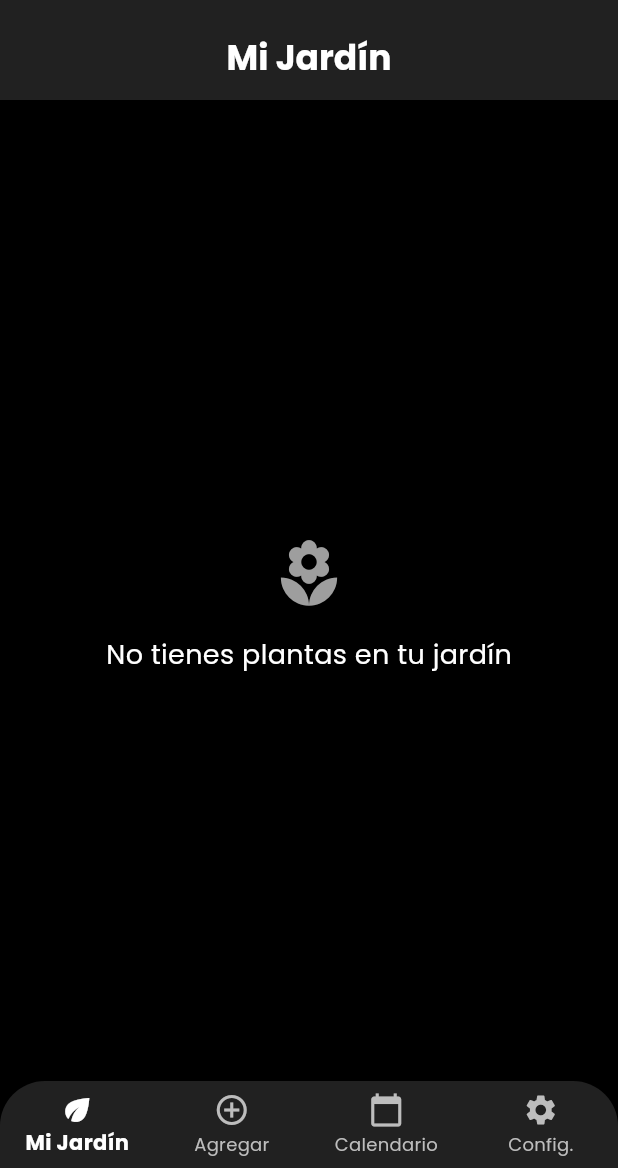
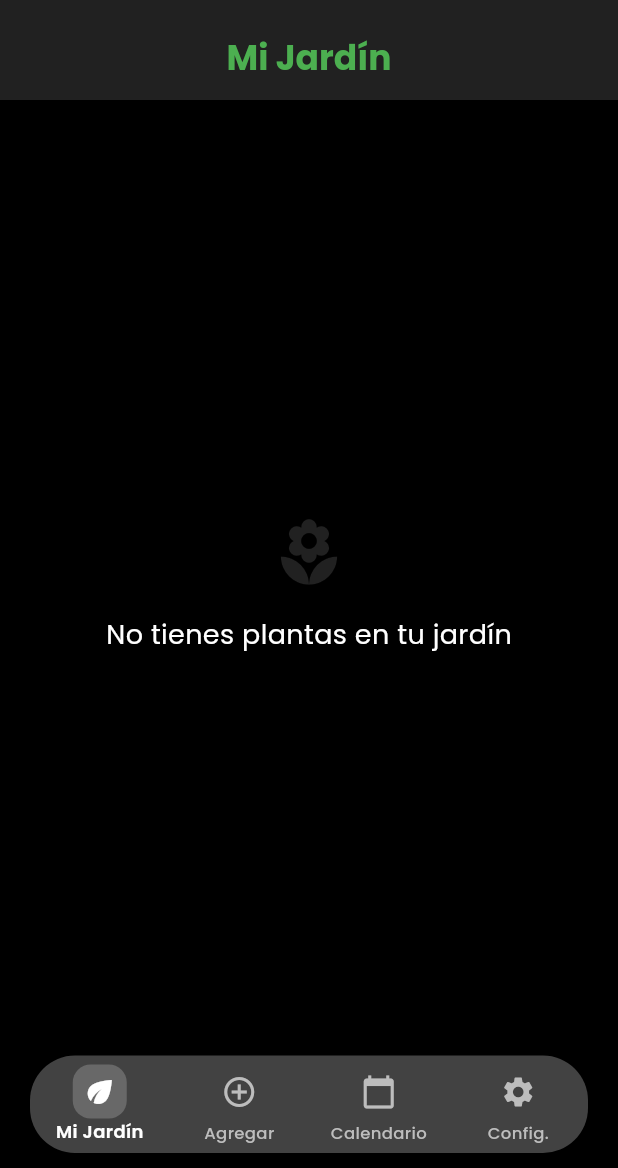
Before and after one commit to Nicolukazzz/appjardinerito, a Flutter app: the screen it shows after launch, after a tap on the "dark mode" icon, on a phone screen of 412 x 824 dp, the part 68-1236 px from its top. Run offline on Flutter 3.47's test engine with Material 3 defaults, Android fonts, the phone set to English and light mode, and no system bars; our stand-ins replace firebase_core, firebase_database, flutter_blue_plus, google_fonts, permission_handler, shared_preferences and 1 more; accounts and stored records are empty.

Commit message:
Fix Calendar

```diff
--- a/lib/main.dart
+++ b/lib/main.dart
@@ -53,6 +53,8 @@ class ThemeProvider with ChangeNotifier {
 
   static final ThemeData _darkTheme = ThemeData(
     primarySwatch: Colors.green,
+    scaffoldBackgroundColor:
+        Colors.grey[900], // Fondo gris oscuro en modo claro
     brightness: Brightness.dark,
     visualDensity: VisualDensity.adaptivePlatformDensity,
   );
--- a/lib/presentation/add_plant_screen.dart
+++ b/lib/presentation/add_plant_screen.dart
@@ -74,15 +74,19 @@ class _AddPlantScreenState extends State<AddPlantScreen> {
     final themeProvider = Provider.of<ThemeProvider>(context);
 
     return Scaffold(
+      backgroundColor: themeProvider.isDarkMode ? Colors.black : Colors.white,
       appBar: AppBar(
         title: Text(
           _showConfirmation ? "" : "Selecciona una planta",
-          style: GoogleFonts.poppins(fontWeight: FontWeight.bold),
+          style: GoogleFonts.poppins(
+            fontWeight: FontWeight.bold,
+            color: Colors.green,
+          ),
         ),
         centerTitle: true,
         elevation: 0,
         backgroundColor:
-            themeProvider.isDarkMode ? Colors.grey[900] : Colors.green,
+            themeProvider.isDarkMode ? Colors.grey[900] : Colors.white,
         titleTextStyle: GoogleFonts.poppins(
           fontSize: 23,
           fontWeight: FontWeight.bold,
@@ -153,7 +157,7 @@ class _AddPlantScreenState extends State<AddPlantScreen> {
                         ),
                         color:
                             themeProvider.isDarkMode
-                                ? Colors.grey[800]
+                                ? Colors.grey[900]
                                 : Colors.white,
                         child: Container(
                           padding: const EdgeInsets.all(16.0),
@@ -213,7 +217,7 @@ class _AddPlantScreenState extends State<AddPlantScreen> {
                 backgroundColor:
                     Provider.of<ThemeProvider>(context).isDarkMode
                         ? Colors.green[700]
-                        : Color(0xFF487363),
+                        : Colors.grey[900],
               ),
               onPressed: _resetSelection,
               child: Text(
--- a/lib/presentation/calendar_screen.dart
+++ b/lib/presentation/calendar_screen.dart
@@ -10,6 +10,13 @@ import 'package:appjardinerito/main.dart';
 class CalendarScreen extends StatefulWidget {
   @override
   _CalendarScreenState createState() => _CalendarScreenState();
+
+  static Future<void> refresh(BuildContext context) async {
+    final state = context.findAncestorStateOfType<_CalendarScreenState>();
+    if (state != null && state.mounted) {
+      await state._loadSavedActions();
+    }
+  }
 }
 
 class _CalendarScreenState extends State<CalendarScreen> {
@@ -26,9 +33,13 @@ class _CalendarScreenState extends State<CalendarScreen> {
   Future<void> _loadSavedActions() async {
     final prefs = await SharedPreferences.getInstance();
     final jsonString = prefs.getString('plant_actions') ?? '{}';
-    setState(() {
-      _savedActions = json.decode(jsonString);
-    });
+
+    if (mounted) {
+      setState(() {
+        _savedActions = json.decode(jsonString);
+        print('Acciones cargadas: $_savedActions'); // Debug
+      });
+    }
   }
 
   List<dynamic> _getEventsForDay(DateTime day) {
@@ -66,10 +77,13 @@ class _CalendarScreenState extends State<CalendarScreen> {
           child: ListTile(
             leading: Icon(Icons.local_florist, color: Colors.green),
             title: Text(
-              entry['planta'],
+              '${entry['planta']} - ${entry['accion']}',
               style: GoogleFonts.poppins(fontWeight: FontWeight.w500),
             ),
-            subtitle: Text(entry['accion'], style: GoogleFonts.poppins()),
+            subtitle: Text(
+              'Hora: ${entry['fecha']}', // Muestra solo hora:minutos
+              style: GoogleFonts.poppins(fontSize: 12),
+            ),
           ),
         );
       }).toList(),
@@ -85,13 +99,23 @@ class _CalendarScreenState extends State<CalendarScreen> {
       appBar: AppBar(
         title: Text(
           "Historial de Cuidados",
-          style: GoogleFonts.poppins(fontWeight: FontWeight.bold),
+          style: GoogleFonts.poppins(
+            fontWeight: FontWeight.bold,
+            color: Colors.green,
+          ),
         ),
         centerTitle: true,
-        backgroundColor: isDark ? Colors.grey[900] : Colors.green,
+        backgroundColor: isDark ? Colors.grey[900] : Colors.white,
         elevation: 0,
+        actions: [
+          IconButton(
+            icon: Icon(Icons.refresh),
+            onPressed: _loadSavedActions,
+            tooltip: 'Actualizar',
+          ),
+        ],
       ),
-      backgroundColor: isDark ? Colors.grey[900] : Colors.grey[50],
+      backgroundColor: isDark ? Colors.black : Colors.white,
       body: SingleChildScrollView(
         child: Padding(
           padding: const EdgeInsets.all(16.0),
@@ -109,6 +133,7 @@ class _CalendarScreenState extends State<CalendarScreen> {
                     firstDay: DateTime(2023),
                     lastDay: DateTime(2100),
                     focusedDay: _focusedDay,
+                    calendarFormat: CalendarFormat.month,
                     selectedDayPredicate: (day) => isSameDay(day, _selectedDay),
                     onDaySelected: (selectedDay, focusedDay) {
                       setState(() {
@@ -116,6 +141,7 @@ class _CalendarScreenState extends State<CalendarScreen> {
                         _focusedDay = focusedDay;
                       });
                     },
+                    onFormatChanged: (format) {},
                     onPageChanged: (focusedDay) {
                       _focusedDay = focusedDay;
                     },
--- a/lib/presentation/home_screen.dart
+++ b/lib/presentation/home_screen.dart
@@ -5,7 +5,7 @@ import 'package:appjardinerito/main.dart';
 import 'my_garden_screen.dart';
 import 'add_plant_screen.dart';
 import 'settings_screen.dart';
-import 'calendar_screen.dart'; // Importar la pantalla del calendario
+import 'calendar_screen.dart';
 
 class HomeScreen extends StatefulWidget {
   @override
@@ -18,7 +18,7 @@ class _HomeScreenState extends State<HomeScreen> {
   final List<Widget> _screens = [
     MyGardenScreen(),
     AddPlantScreen(),
-    CalendarScreen(), // ✅ Agregado
+    CalendarScreen(),
     SettingsScreen(),
   ];
 
@@ -55,25 +55,21 @@ class _HomeScreenState extends State<HomeScreen> {
       backgroundColor: isDarkMode ? Colors.black : Colors.white,
       body: IndexedStack(index: _currentIndex, children: _screens),
       bottomNavigationBar: Container(
+        margin: EdgeInsets.symmetric(horizontal: 20, vertical: 10),
         decoration: BoxDecoration(
-          color: isDarkMode ? Colors.grey[900] : Colors.green,
-          borderRadius: BorderRadius.only(
-            topLeft: Radius.circular(30),
-            topRight: Radius.circular(30),
-          ),
+          borderRadius: BorderRadius.circular(30),
+          color: isDarkMode ? Colors.grey[800] : Colors.green[600],
           boxShadow: [
             BoxShadow(
-              color: Colors.black26,
+              color: Colors.black.withOpacity(0.2),
               blurRadius: 10,
-              offset: Offset(0, -2),
+              spreadRadius: 2,
+              offset: Offset(0, 3),
             ),
           ],
         ),
         child: ClipRRect(
-          borderRadius: BorderRadius.only(
-            topLeft: Radius.circular(30),
-            topRight: Radius.circular(30),
-          ),
+          borderRadius: BorderRadius.circular(30),
           child: BottomNavigationBar(
             currentIndex: _currentIndex,
             onTap: (index) => setState(() => _currentIndex = index),
@@ -81,30 +77,78 @@ class _HomeScreenState extends State<HomeScreen> {
             elevation: 0,
             selectedItemColor: Colors.white,
             unselectedItemColor:
-                isDarkMode ? Colors.grey[400] : Colors.grey[200],
+                isDarkMode ? Colors.grey[400] : Colors.green[100],
             type: BottomNavigationBarType.fixed,
+            showSelectedLabels: true,
+            showUnselectedLabels: true,
+            selectedFontSize: 12,
+            unselectedFontSize: 11,
             items: [
               BottomNavigationBarItem(
-                icon: Icon(Icons.eco),
+                icon: Container(
+                  padding: EdgeInsets.all(6),
+                  decoration: BoxDecoration(
+                    borderRadius: BorderRadius.circular(12),
+                    color:
+                        _currentIndex == 0
+                            ? Colors.white.withOpacity(0.2)
+                            : Colors.transparent,
+                  ),
+                  child: Icon(Icons.eco, size: 24),
+                ),
                 label: 'Mi Jardín',
               ),
               BottomNavigationBarItem(
-                icon: Icon(Icons.add_circle_outline),
+                icon: Container(
+                  padding: EdgeInsets.all(6),
+                  decoration: BoxDecoration(
+                    borderRadius: BorderRadius.circular(12),
+                    color:
+                        _currentIndex == 1
+                            ? Colors.white.withOpacity(0.2)
+                            : Colors.transparent,
+                  ),
+                  child: Icon(Icons.add_circle_outline, size: 24),
+                ),
                 label: 'Agregar',
               ),
               BottomNavigationBarItem(
-                icon: Icon(Icons.calendar_today),
+                icon: Container(
+                  padding: EdgeInsets.all(6),
+                  decoration: BoxDecoration(
+                    borderRadius: BorderRadius.circular(12),
+                    color:
+                        _currentIndex == 2
+                            ? Colors.white.withOpacity(0.2)
+                            : Colors.transparent,
+                  ),
+                  child: Icon(Icons.calendar_today, size: 24),
+                ),
                 label: 'Calendario',
-              ), // ✅ Nuevo botón
+              ),
               BottomNavigationBarItem(
-                icon: Icon(Icons.settings),
+                icon: Container(
+                  padding: EdgeInsets.all(6),
+                  decoration: BoxDecoration(
+                    borderRadius: BorderRadius.circular(12),
+                    color:
+                        _currentIndex == 3
+                            ? Colors.white.withOpacity(0.2)
+                            : Colors.transparent,
+                  ),
+                  child: Icon(Icons.settings, size: 24),
+                ),
                 label: 'Config.',
               ),
             ],
             selectedLabelStyle: GoogleFonts.poppins(
-              fontWeight: FontWeight.bold,
+              fontWeight: FontWeight.w600,
+              fontSize: 12,
             ),
-            unselectedLabelStyle: GoogleFonts.poppins(),
+            unselectedLabelStyle: GoogleFonts.poppins(
+              fontWeight: FontWeight.w500,
+              fontSize: 11,
+            ),
           ),
         ),
       ),
--- a/lib/presentation/my_garden_screen.dart
+++ b/lib/presentation/my_garden_screen.dart
@@ -106,12 +106,12 @@ class MyGardenScreen extends StatelessWidget {
           "Mi Jardín",
           style: GoogleFonts.poppins(
             fontWeight: FontWeight.bold,
-            color: Colors.white,
+            color: Colors.green,
           ),
         ),
         centerTitle: true,
         elevation: 0,
-        backgroundColor: isDarkMode ? Colors.grey[900] : Colors.green,
+        backgroundColor: isDarkMode ? Colors.grey[900] : Colors.white,
         titleTextStyle: GoogleFonts.poppins(
           fontSize: 23,
           fontWeight: FontWeight.bold,
@@ -152,7 +152,7 @@ class MyGardenScreen extends StatelessWidget {
                           Icon(
                             Icons.local_florist,
                             size: 50,
-                            color: Colors.grey,
+                            color: Colors.grey[900],
                           ),
                           SizedBox(height: 16),
                           Text(
@@ -214,7 +214,7 @@ class MyGardenScreen extends StatelessWidget {
                           shape: RoundedRectangleBorder(
                             borderRadius: BorderRadius.circular(15),
                           ),
-                          color: isDarkMode ? Colors.grey[800] : Colors.white,
+                          color: isDarkMode ? Colors.grey[900] : Colors.white,
                           child: Container(
                             padding: const EdgeInsets.all(16.0),
                             child: Column(
--- a/lib/presentation/sensor_data_screen.dart
+++ b/lib/presentation/sensor_data_screen.dart
@@ -7,6 +7,7 @@ import 'dart:convert';
 import 'dart:async';
 import 'package:shared_preferences/shared_preferences.dart';
 import 'package:appjardinerito/presentation/bluetooth_provider.dart';
+import 'calendar_screen.dart';
 
 class SensorDataScreen extends StatefulWidget {
   final String plantId;
@@ -142,29 +143,42 @@ class _SensorDataScreenState extends State<SensorDataScreen> {
   }
 
   Future<void> _registerAction() async {
+    try {
       final prefs = await SharedPreferences.getInstance();
       final jsonString = prefs.getString('plant_actions') ?? '{}';
-    final savedActions = json.decode(jsonString);
+      final savedActions = json.decode(jsonString) as Map<String, dynamic>;
 
-    final dateKey = DateTime.now().toIso8601String().substring(0, 10);
+      final now = DateTime.now();
+      final dateKey = now.toIso8601String().substring(0, 10);
+      final formattedTime =
+          '${now.hour.toString().padLeft(2, '0')}:${now.minute.toString().padLeft(2, '0')}';
+
       savedActions[dateKey] ??= [];
-
-    savedActions[dateKey].add({
+      (savedActions[dateKey] as List).add({
         'planta': widget.plantId,
         'accion': _selectedAction,
+        'fecha': formattedTime, // Guardamos solo hora:minutos
+        'fecha_completa':
+            now.toIso8601String(), // Opcional: guardamos fecha completa por si necesitas ordenar
       });
 
       await prefs.setString('plant_actions', json.encode(savedActions));
+      await CalendarScreen.refresh(context);
 
       ScaffoldMessenger.of(context).showSnackBar(
         SnackBar(
-        content: Text(
-          "Acción registrada: $_selectedAction",
-          style: GoogleFonts.poppins(),
-        ),
+          content: Text("Acción registrada: $_selectedAction"),
           backgroundColor: Colors.green,
         ),
       );
+    } catch (e) {
+      ScaffoldMessenger.of(context).showSnackBar(
+        SnackBar(
+          content: Text("Error al registrar acción: $e"),
+          backgroundColor: Colors.red,
+        ),
+      );
+    }
   }
 
   void _showActionDialog() {
--- a/lib/presentation/settings_screen.dart
+++ b/lib/presentation/settings_screen.dart
@@ -14,21 +14,29 @@ class SettingsScreen extends StatelessWidget {
     final tileColor = isDarkMode ? Colors.grey[800] : Colors.grey[100];
 
     return Scaffold(
+      appBar: AppBar(
+        title: Text(
+          "Configuración",
+          style: GoogleFonts.poppins(
+            fontWeight: FontWeight.bold,
+            color: Colors.green,
+          ),
+        ),
+        centerTitle: true,
+        elevation: 0,
+        backgroundColor: isDarkMode ? Colors.grey[900] : Colors.white,
+        titleTextStyle: GoogleFonts.poppins(
+          fontSize: 23,
+          fontWeight: FontWeight.bold,
+        ),
+      ),
       backgroundColor: isDarkMode ? Colors.black : Colors.white,
       body: Padding(
         padding: const EdgeInsets.all(16.0),
         child: Column(
           crossAxisAlignment: CrossAxisAlignment.start,
           children: [
-            Text(
-              'Configuración',
-              style: GoogleFonts.poppins(
-                fontSize: 28,
-                fontWeight: FontWeight.bold,
-                color: isDarkMode ? Colors.white : Colors.black,
-              ),
-            ),
-            SizedBox(height: 20),
+            SizedBox(height: 8), // Espacio adicional después del AppBar
             Card(
               elevation: 2,
               shape: RoundedRectangleBorder(
@@ -49,14 +57,6 @@ class SettingsScreen extends StatelessWidget {
                             builder: (context) => BluetoothScreen(),
                           ),
                         ),
-                  ),
-                  Divider(height: 1, indent: 16, endIndent: 16),
-                  _buildSettingsTile(
-                    context: context,
-                    isDarkMode: isDarkMode,
-                    icon: Icons.science,
-                    title: "Calibrar sensores",
-                    onTap: () {},
                   ),
                   Divider(height: 1, indent: 16, endIndent: 16),
                   _buildSettingsTile(
```
Lines whose indentation alone changed are shown as unchanged.
